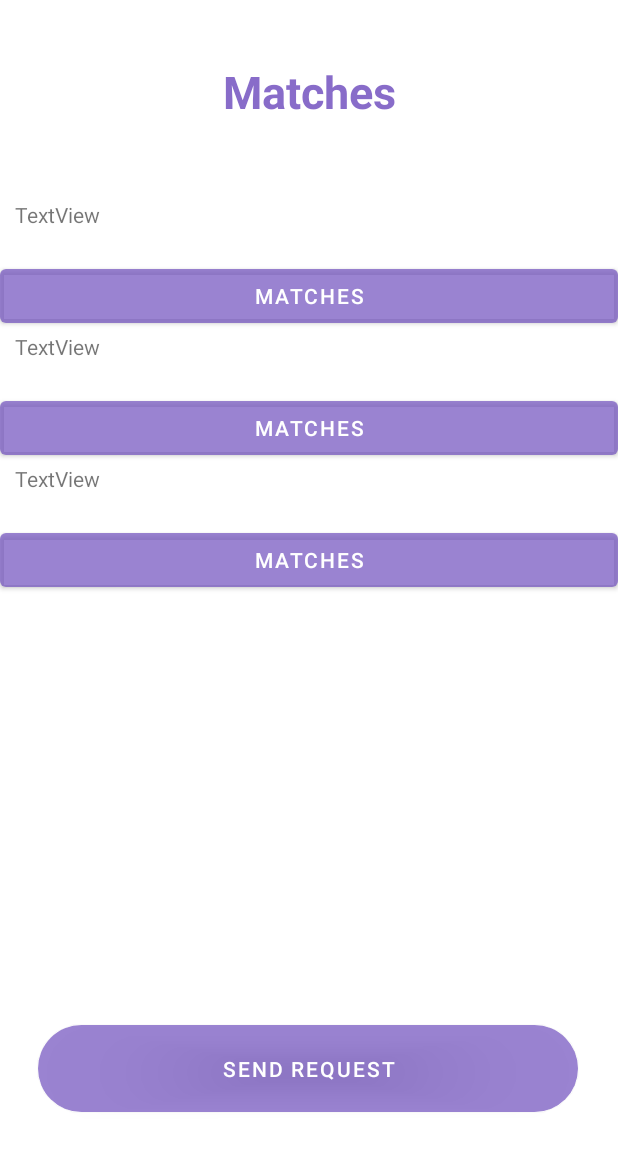
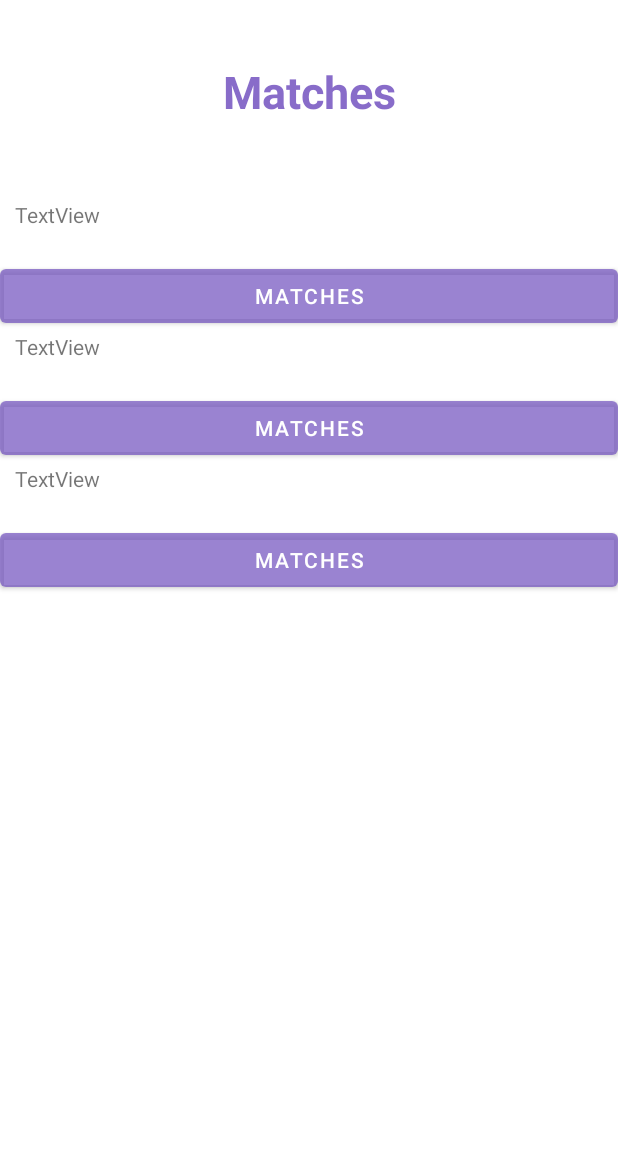
Before and after one commit to StarHack-SilverArrow/Starhack-Hackathon, an Android app: the matchesActivity screen opened directly, with no data from a screen before it, on a phone screen of 412 x 824 dp. Shown: the top 1151 px of the screen. Run offline under Robolectric (Android 15) with nearby library versions, the phone set to English and light mode, and no system bars; our stand-ins replace Firebase (no records; nobody signed in at launch, a user with empty details on screens opened directly); 1 statement that could not run was skipped.

Commit message:
design layout
button,text

```diff
--- a/mobileApp/app/src/main/AndroidManifest.xml
+++ b/mobileApp/app/src/main/AndroidManifest.xml
@@ -9,6 +9,9 @@
         android:roundIcon="@mipmap/ic_launcher_round"
         android:supportsRtl="true"
         android:theme="@style/Theme.SilverArrowMobileApp">
+        <activity
+            android:name=".SetUpCarActivity"
+            android:exported="false" />
         <activity
             android:name=".ProfileActivity"
 
--- a/mobileApp/app/src/main/java/com/example/silverarrowmobileapp/SetUpCarActivity.java
+++ b/mobileApp/app/src/main/java/com/example/silverarrowmobileapp/SetUpCarActivity.java
@@ -13,7 +13,7 @@ public class SetUpCarActivity extends AppCompatActivity {
         super.onCreate(savedInstanceState);
         setContentView(R.layout.activity_set_up_car);
 
-        findViewById(R.id.button).setOnClickListener(new View.OnClickListener() {
+        findViewById(R.id.setupCarSave).setOnClickListener(new View.OnClickListener() {
             @Override
             public void onClick(View view) {
                 Intent intent = new Intent(SetUpCarActivity.this, GoMatches.class);
--- a/mobileApp/app/src/main/res/layout/activity_main.xml
+++ b/mobileApp/app/src/main/res/layout/activity_main.xml
@@ -55,10 +55,10 @@
         android:background="@drawable/header_bottom_white"
         app:layout_constraintBottom_toBottomOf="@+id/gifImageView"
         app:layout_constraintEnd_toEndOf="parent"
-        app:layout_constraintHorizontal_bias="1.0"
+        app:layout_constraintHorizontal_bias="0.0"
         app:layout_constraintStart_toStartOf="parent"
         app:layout_constraintTop_toTopOf="parent"
-        app:layout_constraintVertical_bias="0.074" />
+        app:layout_constraintVertical_bias="0.091" />
 
     <TextView
         android:id="@+id/textView"
--- a/mobileApp/app/src/main/res/layout/activity_matches.xml
+++ b/mobileApp/app/src/main/res/layout/activity_matches.xml
@@ -75,17 +75,4 @@
 
     </LinearLayout>
 
-    <Button
-        android:id="@+id/button2"
-        android:layout_width="360dp"
-        android:layout_height="58dp"
-        android:background="@drawable/firstscreenbutton"
-        android:gravity="center"
-        android:text="Send request"
-        app:layout_constraintBottom_toBottomOf="parent"
-        app:layout_constraintEnd_toEndOf="parent"
-        app:layout_constraintHorizontal_bias="0.49"
-        app:layout_constraintStart_toStartOf="parent"
-        app:layout_constraintTop_toBottomOf="@+id/testId"
-        app:layout_constraintVertical_bias="0.377" />
 </androidx.constraintlayout.widget.ConstraintLayout>
--- a/mobileApp/app/src/main/res/layout/activity_set_up_car.xml
+++ b/mobileApp/app/src/main/res/layout/activity_set_up_car.xml
@@ -133,7 +133,7 @@
             android:inputType="number" />
 
         <Button
-            android:id="@+id/button"
+            android:id="@+id/setupCarSave"
             android:layout_width="match_parent"
             android:layout_height="wrap_content"
             android:text="save and back" />
```
Also changed, not shown: mobileApp/app/src/main/java/com/example/silverarrowmobileapp/LoginActivity.java (+3 -36 lines), mobileApp/app/src/main/java/com/example/silverarrowmobileapp/matchesActivity.java (+27 -5 lines), 2 other files.
